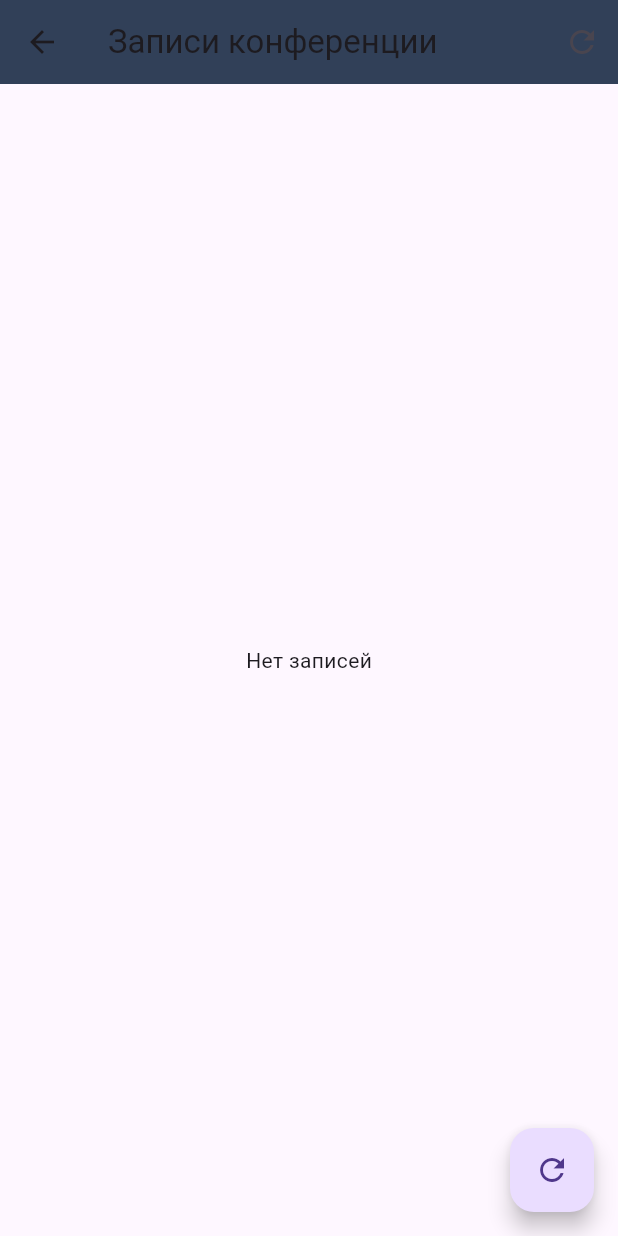
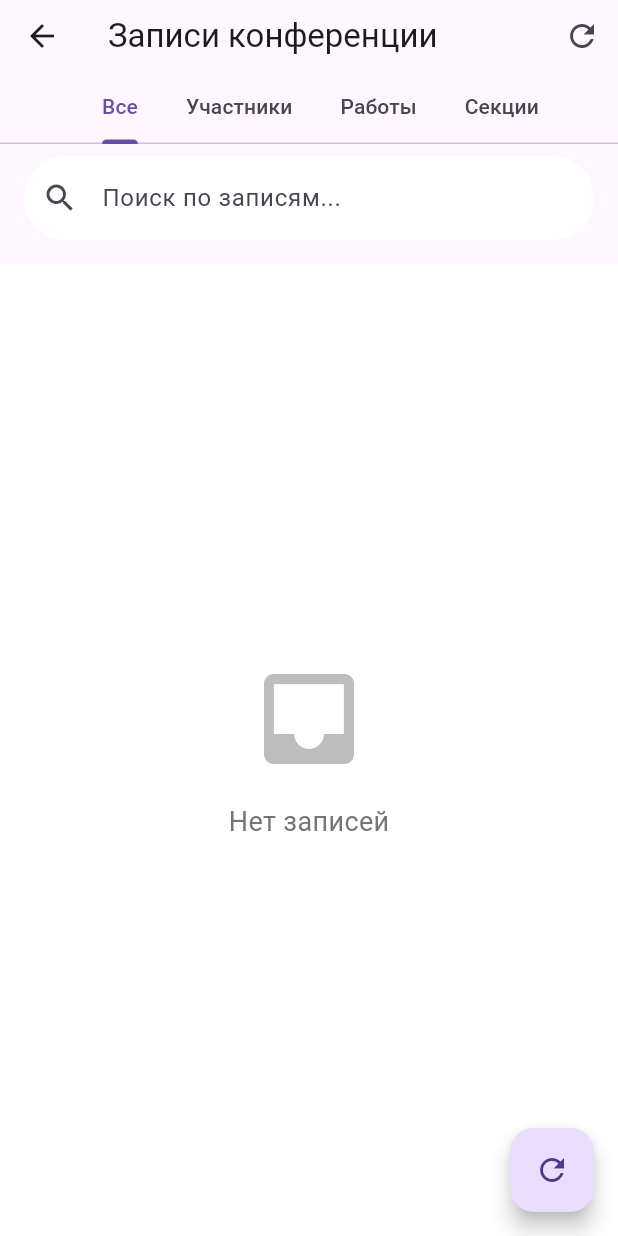
Before and after one commit to vit303/db, a Flutter app: the RecordsScreen screen opened directly with empty values, after a tap on the "refresh" icon, on a phone screen of 412 x 824 dp. Run offline on Flutter 3.47's test engine with Material 3 defaults, Android fonts, the phone set to English and light mode, and no system bars; our stand-ins replace shared_preferences; missing offline and left inert: postgres; accounts and stored records are empty.

```diff
--- /dev/null
+++ b/lib/localization/app_localizations.dart
@@ -0,0 +1,32 @@
+import 'package:flutter/material.dart';
+
+class AppLocalizations {
+  static const LocalizationsDelegate<AppLocalizations> delegate = _AppLocalizationsDelegate();
+
+  final Locale locale;
+
+  AppLocalizations(this.locale);
+
+  // Пример строк
+  String get appTitle => locale.languageCode == 'ru' ? 'Система управления конференцией' : 'Conference Management System';
+  // Добавь больше строк
+
+  static AppLocalizations of(BuildContext context) {
+    return Localizations.of<AppLocalizations>(context, AppLocalizations)!;
+  }
+}
+
+class _AppLocalizationsDelegate extends LocalizationsDelegate<AppLocalizations> {
+  const _AppLocalizationsDelegate();
+
+  @override
+  bool isSupported(Locale locale) => ['ru', 'en'].contains(locale.languageCode);
+
+  @override
+  Future<AppLocalizations> load(Locale locale) async {
+    return AppLocalizations(locale);
+  }
+
+  @override
+  bool shouldReload(_AppLocalizationsDelegate old) => false;
+}
--- a/lib/screens/records_screen.dart
+++ b/lib/screens/records_screen.dart
@@ -19,20 +19,12 @@ class RecordsScreen extends StatefulWidget {
 }
 
 class _RecordsScreenState extends State<RecordsScreen> with SingleTickerProviderStateMixin {
-  final List<Map<String, dynamic>> _records = [];
-  final List<Map<String, dynamic>> _filteredRecords = [];
-  String _selectedFilter = 'Все';
+  final List<Map<String, dynamic>> _allRecords = [];
+  List<Map<String, dynamic>> _displayedRecords = [];
+  String _selectedTab = 'Все';
   final TextEditingController _searchController = TextEditingController();
   bool _isLoading = false;
   late TabController _tabController;
-  int _activeTab = 0;
-
-  final List<String> _filters = [
-    'Все',
-    'Участники',
-    'Конкурсные работы',
-    'Секции',
-  ];
 
   final List<String> _tabs = [
     'Все',
@@ -45,24 +37,59 @@ class _RecordsScreenState extends State<RecordsScreen> with SingleTickerProvider
   void initState() {
     super.initState();
     _tabController = TabController(length: _tabs.length, vsync: this);
-    _selectedFilter = widget.initialFilter ?? 'Все';
+    _selectedTab = widget.initialFilter ?? 'Все';
+    _tabController.index = _tabs.indexOf(_selectedTab);
     _loadRecords();
+    _searchController.addListener(_applySearch);
     _tabController.addListener(_handleTabChange);
   }
 
   void _handleTabChange() {
     if (!_tabController.indexIsChanging) {
       setState(() {
-        _activeTab = _tabController.index;
-        _selectedFilter = _tabs[_activeTab];
-        _filterRecords();
+        _selectedTab = _tabs[_tabController.index];
+        _applyFilterAndSearch();
       });
     }
   }
 
+  void _applySearch() {
+    setState(() {
+      _applyFilterAndSearch();
+    });
+  }
+
+  void _applyFilterAndSearch() {
+    List<Map<String, dynamic>> temp = List.from(_allRecords);
+
+    // Фильтр по табу
+    if (_selectedTab != 'Все') {
+      final targetType = switch (_selectedTab) {
+        'Участники' => 'Участник',
+        'Работы' => 'Конкурсная работа',
+        'Секции' => 'Секция',
+        _ => '',
+      };
+      temp = temp.where((r) => r['type'] == targetType).toList();
+    }
+
+    // Поиск
+    if (_searchController.text.isNotEmpty) {
+      final query = _searchController.text.toLowerCase();
+      temp = temp.where((r) {
+        return (r['title']?.toString() ?? '').toLowerCase().contains(query) ||
+            (r['subtitle']?.toString() ?? '').toLowerCase().contains(query) ||
+            (r['description']?.toString() ?? '').toLowerCase().contains(query) ||
+            (r['status']?.toString() ?? '').toLowerCase().contains(query);
+      }).toList();
+    }
+
+    _displayedRecords = temp;
+  }
+
   Future<void> _loadRecords() async {
     setState(() => _isLoading = true);
-    _records.clear();
+    _allRecords.clear();
 
     try {
       // Участники + работа
@@ -109,7 +136,7 @@ class _RecordsScreenState extends State<RecordsScreen> with SingleTickerProvider
       for (final p in participants) {
         final hasWork = p['work_id'] != null;
 
-        _records.add({
+        _allRecords.add({
           'id': p['participant_id'],
           'table': 'participant',
           'type': 'Участник',
@@ -135,7 +162,7 @@ class _RecordsScreenState extends State<RecordsScreen> with SingleTickerProvider
 
       // Конкурсные работы
       for (final w in works) {
-        _records.add({
+        _allRecords.add({
           'id': w['id'],
           'table': 'competitive_work',
           'type': 'Конкурсная работа',
@@ -154,7 +181,7 @@ class _RecordsScreenState extends State<RecordsScreen> with SingleTickerProvider
 
       // Секции
       for (final s in sections) {
-        _records.add({
+        _allRecords.add({
           'id': s['id'],
           'table': 'sections',
           'type': 'Секция',
@@ -169,7 +196,7 @@ class _RecordsScreenState extends State<RecordsScreen> with SingleTickerProvider
         });
       }
 
-      setState(() => _filterRecords());
+      _applyFilterAndSearch();
     } catch (e) {
       print('Ошибка загрузки данных: $e');
       ScaffoldMessenger.of(context).showSnackBar(
@@ -178,41 +205,6 @@ class _RecordsScreenState extends State<RecordsScreen> with SingleTickerProvider
     } finally {
       setState(() => _isLoading = false);
     }
-  }
-
-  void _filterRecords() {
-    if (_selectedFilter == 'Все') {
-      _filteredRecords.clear();
-      _filteredRecords.addAll(_records);
-      return;
-    }
-
-    String targetType = '';
-    switch (_selectedFilter) {
-      case 'Участники':
-        targetType = 'Участник';
-        break;
-      case 'Конкурсные работы':
-        targetType = 'Конкурсная работа';
-        break;
-      case 'Секции':
-        targetType = 'Секция';
-        break;
-    }
-
-    _filteredRecords.clear();
-    _filteredRecords.addAll(_records.where((r) => r['type'] == targetType).toList());
-  }
-
-  List<Map<String, dynamic>> _getSearchedRecords() {
-    if (_searchController.text.isEmpty) return _filteredRecords;
-
-    final query = _searchController.text.toLowerCase();
-    return _filteredRecords.where((r) {
-      return (r['title'] as String).toLowerCase().contains(query) ||
-          (r['subtitle'] as String).toLowerCase().contains(query) ||
-          (r['description'] as String).toLowerCase().contains(query);
-    }).toList();
   }
 
   // Детальный просмотр с кликабельной ссылкой на работу
@@ -266,14 +258,9 @@ class _RecordsScreenState extends State<RecordsScreen> with SingleTickerProvider
     );
   }
 
-  // Редактирование конкурсной работы (отдельный метод)
+  // Редактирование конкурсной работы
   Future<void> _editWork(int? workId) async {
-    if (workId == null) {
-      ScaffoldMessenger.of(context).showSnackBar(
-        const SnackBar(content: Text('Работа не найдена'), backgroundColor: Colors.red),
-      );
-      return;
-    }
+    if (workId == null) return;
 
     final workData = await PostgresService.executeQuery('''
       SELECT id, title, works_link
@@ -281,12 +268,7 @@ class _RecordsScreenState extends State<RecordsScreen> with SingleTickerProvider
       WHERE id = $workId
     ''');
 
-    if (workData.isEmpty) {
-      ScaffoldMessenger.of(context).showSnackBar(
-        const SnackBar(content: Text('Работа не найдена'), backgroundColor: Colors.red),
-      );
-      return;
-    }
+    if (workData.isEmpty) return;
 
     final work = workData.first;
     final titleController = TextEditingController(text: work['title']?.toString() ?? '');
@@ -301,27 +283,18 @@ class _RecordsScreenState extends State<RecordsScreen> with SingleTickerProvider
           children: [
             TextField(
               controller: titleController,
-              decoration: const InputDecoration(
-                labelText: 'Название работы',
-                border: OutlineInputBorder(),
-              ),
+              decoration: const InputDecoration(labelText: 'Название работы', border: OutlineInputBorder()),
             ),
             const SizedBox(height: 12),
             TextField(
               controller: linkController,
-              decoration: const InputDecoration(
-                labelText: 'Ссылка на работу',
-                border: OutlineInputBorder(),
-              ),
+              decoration: const InputDecoration(labelText: 'Ссылка на работу', border: OutlineInputBorder()),
             ),
           ],
         ),
         actions: [
           TextButton(onPressed: () => Navigator.pop(context, false), child: const Text('Отмена')),
-          ElevatedButton(
-            onPressed: () => Navigator.pop(context, true),
-            child: const Text('Сохранить'),
-          ),
+          ElevatedButton(onPressed: () => Navigator.pop(context, true), child: const Text('Сохранить')),
         ],
       ),
     );
@@ -341,16 +314,13 @@ class _RecordsScreenState extends State<RecordsScreen> with SingleTickerProvider
     ''', params);
 
     ScaffoldMessenger.of(context).showSnackBar(
-      SnackBar(
-        content: Text(updateSuccess ? 'Работа обновлена' : 'Ошибка обновления'),
-        backgroundColor: updateSuccess ? Colors.green : Colors.red,
-      ),
+      SnackBar(content: Text(updateSuccess ? 'Работа обновлена' : 'Ошибка'), backgroundColor: updateSuccess ? Colors.green : Colors.red),
     );
 
     if (updateSuccess) _loadRecords();
   }
 
-  // Универсальное редактирование (только для participant и sections)
+  // Редактирование основной записи
   void _editRecord(Map<String, dynamic> record) async {
     if (record['type'] == 'Конкурсная работа') {
       _editWork(record['id']);
@@ -380,10 +350,7 @@ class _RecordsScreenState extends State<RecordsScreen> with SingleTickerProvider
                 padding: const EdgeInsets.symmetric(vertical: 4),
                 child: TextField(
                   controller: controllers[field],
-                  decoration: InputDecoration(
-                    labelText: field.toUpperCase(),
-                    border: const OutlineInputBorder(),
-                  ),
+                  decoration: InputDecoration(labelText: field.toUpperCase(), border: OutlineInputBorder()),
                   maxLines: field.contains('description') || field.contains('link') ? 3 : 1,
                 ),
               );
@@ -392,10 +359,7 @@ class _RecordsScreenState extends State<RecordsScreen> with SingleTickerProvider
         ),
         actions: [
           TextButton(onPressed: () => Navigator.pop(context, false), child: const Text('Отмена')),
-          ElevatedButton(
-            onPressed: () => Navigator.pop(context, true),
-            child: const Text('Сохранить'),
-          ),
+          ElevatedButton(onPressed: () => Navigator.pop(context, true), child: const Text('Сохранить')),
         ],
       ),
     );
@@ -416,10 +380,7 @@ class _RecordsScreenState extends State<RecordsScreen> with SingleTickerProvider
     final updateSuccess = await PostgresService.executeUpdate(sql, params);
 
     ScaffoldMessenger.of(context).showSnackBar(
-      SnackBar(
-        content: Text(updateSuccess ? 'Запись обновлена' : 'Ошибка обновления'),
-        backgroundColor: updateSuccess ? Colors.green : Colors.red,
-      ),
+      SnackBar(content: Text(updateSuccess ? 'Запись обновлена' : 'Ошибка'), backgroundColor: updateSuccess ? Colors.green : Colors.red),
     );
 
     if (updateSuccess) _loadRecords();
@@ -454,10 +415,7 @@ class _RecordsScreenState extends State<RecordsScreen> with SingleTickerProvider
     );
 
     ScaffoldMessenger.of(context).showSnackBar(
-      SnackBar(
-        content: Text(success ? 'Запись удалена' : 'Ошибка удаления'),
-        backgroundColor: success ? Colors.green : Colors.red,
-      ),
+      SnackBar(content: Text(success ? 'Запись удалена' : 'Ошибка'), backgroundColor: success ? Colors.green : Colors.red),
     );
 
     if (success) _loadRecords();
@@ -465,23 +423,71 @@ class _RecordsScreenState extends State<RecordsScreen> with SingleTickerProvider
 
   @override
   Widget build(BuildContext context) {
-    final searchedRecords = _getSearchedRecords();
-
     return Scaffold(
       appBar: AppBar(
         title: const Text('Записи конференции'),
         actions: [
           IconButton(icon: const Icon(Icons.refresh), onPressed: _loadRecords),
         ],
+        bottom: PreferredSize(
+          preferredSize: const Size.fromHeight(120),
+          child: Column(
+            children: [
+              TabBar(
+                controller: _tabController,
+                isScrollable: true,
+                tabs: _tabs.map((tab) => Tab(text: tab)).toList(),
+              ),
+              Padding(
+                padding: const EdgeInsets.fromLTRB(16, 8, 16, 16),
+                child: TextField(
+                  controller: _searchController,
+                  decoration: InputDecoration(
+                    hintText: 'Поиск по записям...',
+                    prefixIcon: const Icon(Icons.search),
+                    suffixIcon: _searchController.text.isNotEmpty
+                        ? IconButton(
+                            icon: const Icon(Icons.clear),
+                            onPressed: _searchController.clear,
+                          )
+                        : null,
+                    filled: true,
+                    fillColor: Colors.white,
+                    border: OutlineInputBorder(
+                      borderRadius: BorderRadius.circular(30),
+                      borderSide: BorderSide.none,
+                    ),
+                  ),
+                ),
+              ),
+            ],
+          ),
+        ),
       ),
       body: _isLoading
           ? const Center(child: CircularProgressIndicator())
-          : searchedRecords.isEmpty
-              ? const Center(child: Text('Нет записей'))
+          : _displayedRecords.isEmpty
+              ? Center(
+                  child: Column(
+                    mainAxisAlignment: MainAxisAlignment.center,
+                    children: [
+                      Icon(
+                        _searchController.text.isEmpty ? Icons.inbox : Icons.search_off,
+                        size: 80,
+                        color: Colors.grey[400],
+                      ),
+                      const SizedBox(height: 16),
+                      Text(
+                        _searchController.text.isEmpty ? 'Нет записей' : 'Ничего не найдено',
+                        style: TextStyle(fontSize: 18, color: Colors.grey[600]),
+                      ),
+                    ],
+                  ),
+                )
               : ListView.builder(
-                  itemCount: searchedRecords.length,
+                  itemCount: _displayedRecords.length,
                   itemBuilder: (context, index) {
-                    final record = searchedRecords[index];
+                    final record = _displayedRecords[index];
                     return RecordCard(
                       record: record,
                       userRole: widget.userRole,
@@ -505,6 +511,7 @@ class _RecordsScreenState extends State<RecordsScreen> with SingleTickerProvider
   @override
   void dispose() {
     _tabController.dispose();
+    _searchController.removeListener(_applySearch);
     _searchController.dispose();
     super.dispose();
   }
--- /dev/null
+++ b/lib/themes/app_themes.dart
@@ -0,0 +1,11 @@
+import 'package:flutter/material.dart';
+
+ThemeData lightTheme = ThemeData.light().copyWith(
+  primaryColor: Colors.blue,
+  scaffoldBackgroundColor: Colors.white,
+);
+
+ThemeData darkTheme = ThemeData.dark().copyWith(
+  primaryColor: Colors.blueGrey,
+  scaffoldBackgroundColor: Colors.black,
+);
--- a/pubspec.yaml
+++ b/pubspec.yaml
@@ -9,8 +9,10 @@ environment:
 dependencies:
   flutter:
     sdk: flutter
+  flutter_localization: ^0.3.3
   http: ^1.6.0
   postgres: ^3.4.8
+  provider: ^6.1.5+1
   shared_preferences: ^2.5.3
 
 dev_dependencies:
```
Also changed, not shown: lib/main.dart (+69 -18 lines), lib/screens/settings_screen.dart (added, +118 -0 lines), lib/settings/settings_provider.dart (added, +76 -0 lines), lib/widgets/menu_drawer.dart (+6 -2 lines), pubspec.lock, 5 other files.
